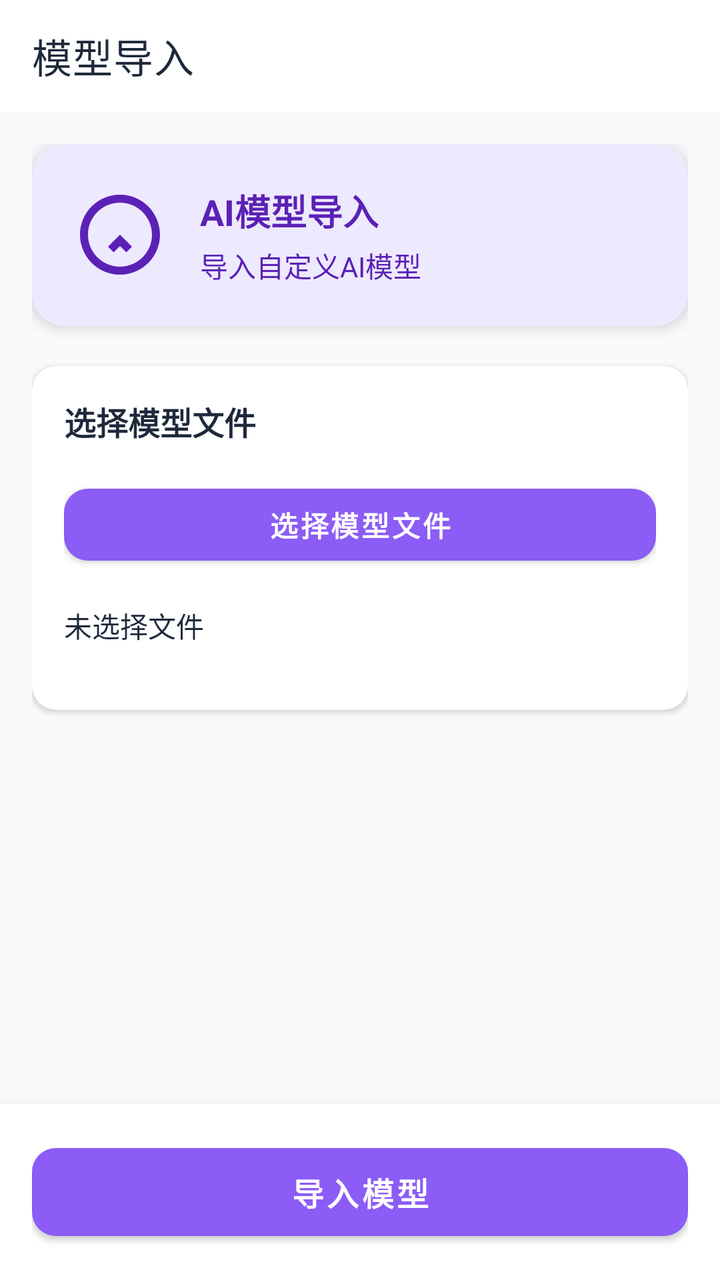
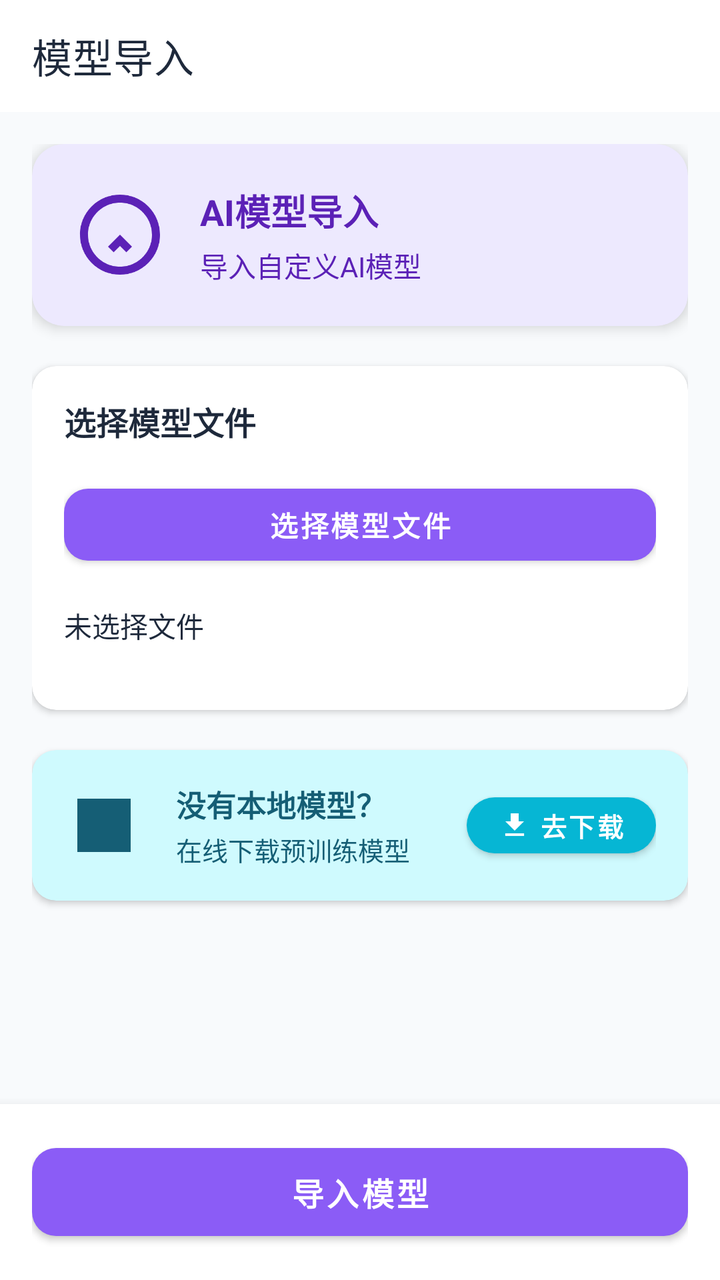

Compare the two renders of this Android layout. The source of the first and the diff that turns it into the second are given below.
<!-- AndroidManifest.xml: application theme Theme.OilQuizApp -->
<!-- res/layout/activity_model_import.xml -->
<?xml version="1.0" encoding="utf-8"?>
<LinearLayout xmlns:android="http://schemas.android.com/apk/res/android"
    xmlns:app="http://schemas.android.com/apk/res-auto"
    xmlns:tools="http://schemas.android.com/tools"
    android:layout_width="match_parent"
    android:layout_height="match_parent"
    android:orientation="vertical"
    android:background="@color/background"
    tools:context=".ui.activity.ModelImportActivity">

    <com.google.android.material.appbar.AppBarLayout
        android:layout_width="match_parent"
        android:layout_height="wrap_content"
        app:elevation="0dp">
        <androidx.appcompat.widget.Toolbar
            android:id="@+id/toolbar"
            android:layout_width="match_parent"
            android:layout_height="?attr/actionBarSize"
            android:background="@color/surface"
            app:title="模型导入"
            app:titleTextColor="@color/on_surface"/>
    </com.google.android.material.appbar.AppBarLayout>

    <ScrollView
        android:layout_width="match_parent"
        android:layout_height="0dp"
        android:layout_weight="1"
        android:fillViewport="true">
        
        <LinearLayout
            android:layout_width="match_parent"
            android:layout_height="wrap_content"
            android:orientation="vertical"
            android:padding="16dp">
            
            
            <com.google.android.material.card.MaterialCardView
                android:layout_width="match_parent"
                android:layout_height="wrap_content"
                app:cardElevation="4dp"
                app:cardBackgroundColor="@color/primary_container"
                app:cardCornerRadius="16dp"
                android:layout_marginBottom="20dp">
                
                <LinearLayout
                    android:layout_width="match_parent"
                    android:layout_height="wrap_content"
                    android:orientation="horizontal"
                    android:gravity="center_vertical"
                    android:padding="20dp">
                    
                    <ImageView
                        android:layout_width="48dp"
                        android:layout_height="48dp"
                        android:src="@drawable/ic_analyze"
                        android:tint="@color/on_primary_container"
                        android:layout_marginEnd="16dp" />
                    
                    <LinearLayout
                        android:layout_width="0dp"
                        android:layout_height="wrap_content"
                        android:layout_weight="1"
                        android:orientation="vertical">
                        
                        <TextView
                            android:layout_width="wrap_content"
                            android:layout_height="wrap_content"
                            android:text="AI模型导入"
                            android:textSize="18sp"
                            android:textStyle="bold"
                            android:textColor="@color/on_primary_container"
                            android:layout_marginBottom="4dp" />
                        
                        <TextView
                            android:layout_width="wrap_content"
                            android:layout_height="wrap_content"
                            android:text="导入自定义AI模型"
                            android:textSize="14sp"
                            android:textColor="@color/on_primary_container" />
                        
                    </LinearLayout>
                    
                </LinearLayout>
                
            </com.google.android.material.card.MaterialCardView>
            
            
            <com.google.android.material.card.MaterialCardView
                android:layout_width="match_parent"
                android:layout_height="wrap_content"
                app:cardElevation="2dp"
                app:cardBackgroundColor="@color/surface"
                app:cardCornerRadius="12dp"
                android:layout_marginBottom="20dp">
                
                <LinearLayout
                    android:layout_width="match_parent"
                    android:layout_height="wrap_content"
                    android:orientation="vertical"
                    android:padding="16dp">
                    
                    <TextView
                        android:layout_width="wrap_content"
                        android:layout_height="wrap_content"
                        android:text="选择模型文件"
                        android:textSize="16sp"
                        android:textStyle="bold"
                        android:textColor="@color/on_surface"
                        android:layout_marginBottom="16dp" />
                    
                    <com.google.android.material.button.MaterialButton
                        android:id="@+id/btn_select_model"
                        android:layout_width="match_parent"
                        android:layout_height="48dp"
                        android:text="选择模型文件"
                        android:textSize="14sp"
                        android:textStyle="bold"
                        app:backgroundTint="@color/primary"
                        android:textColor="@color/on_primary"
                        app:cornerRadius="12dp"
                        android:textAllCaps="false"
                        android:layout_marginBottom="16dp" />
                        
                    <TextView
                        android:id="@+id/tv_model_path"
                        android:layout_width="match_parent"
                        android:layout_height="wrap_content"
                        android:text="未选择文件"
                        android:textSize="14sp"
                        android:textColor="@color/on_surface"
                        android:layout_marginBottom="16dp" />
                        
                </LinearLayout>
                
            </com.google.android.material.card.MaterialCardView>
            
        </LinearLayout>
        
    </ScrollView>

    
    <LinearLayout
        android:layout_width="match_parent"
        android:layout_height="wrap_content"
        android:orientation="vertical"
        android:padding="16dp"
        android:background="@color/surface"
        android:elevation="8dp">
        
        <com.google.android.material.button.MaterialButton
            android:id="@+id/btn_import_model"
            android:layout_width="match_parent"
            android:layout_height="56dp"
            android:text="导入模型"
            android:textSize="16sp"
            android:textStyle="bold"
            app:backgroundTint="@color/primary"
            android:textColor="@color/on_primary"
            app:cornerRadius="12dp"
            android:textAllCaps="false" />
            
    </LinearLayout>
    
    
    <LinearLayout
        android:id="@+id/progress_container"
        android:layout_width="match_parent"
        android:layout_height="0dp"
        android:layout_weight="1"
        android:orientation="vertical"
        android:padding="16dp"
        android:visibility="gone">
        
        <TextView
            android:layout_width="wrap_content"
            android:layout_height="wrap_content"
            android:text="导入进度"
            android:textSize="18sp"
            android:textStyle="bold"
            android:textColor="@color/on_surface"
            android:layout_marginBottom="16dp" />
            
        <com.google.android.material.card.MaterialCardView
            android:layout_width="match_parent"
            android:layout_height="wrap_content"
            app:cardElevation="2dp"
            app:cardBackgroundColor="@color/surface"
            app:cardCornerRadius="12dp"
            android:layout_marginBottom="16dp">
            
            <LinearLayout
                android:layout_width="match_parent"
                android:layout_height="wrap_content"
                android:orientation="vertical"
                android:padding="16dp">
                
                <TextView
                    android:id="@+id/tv_import_progress"
                    android:layout_width="wrap_content"
                    android:layout_height="wrap_content"
                    android:text="正在导入模型..."
                    android:textSize="16sp"
                    android:textColor="@color/on_surface"
                    android:layout_marginBottom="12dp" />
                    
                <ProgressBar
                    android:id="@+id/progress_bar"
                    android:layout_width="match_parent"
                    android:layout_height="wrap_content"
                    android:progressDrawable="@drawable/progress_bar_primary"
                    android:max="100"
                    android:progress="0" />
                    
                <TextView
                    android:id="@+id/tv_progress_percentage"
                    android:layout_width="wrap_content"
                    android:layout_height="wrap_content"
                    android:text="0%"
                    android:textSize="14sp"
                    android:textColor="@color/on_surface_variant"
                    android:layout_gravity="end"
                    android:layout_marginTop="8dp" />
                    
            </LinearLayout>
            
        </com.google.android.material.card.MaterialCardView>
        
    </LinearLayout>

    
    <LinearLayout
        android:id="@+id/result_container"
        android:layout_width="match_parent"
        android:layout_height="0dp"
        android:layout_weight="1"
        android:orientation="vertical"
        android:padding="16dp"
        android:visibility="gone">
        
        <TextView
            android:layout_width="wrap_content"
            android:layout_height="wrap_content"
            android:text="导入结果"
            android:textSize="18sp"
            android:textStyle="bold"
            android:textColor="@color/on_surface"
            android:layout_marginBottom="16dp" />
            
        <com.google.android.material.card.MaterialCardView
            android:layout_width="match_parent"
            android:layout_height="wrap_content"
            app:cardElevation="2dp"
            app:cardBackgroundColor="@color/surface"
            app:cardCornerRadius="12dp"
            android:layout_marginBottom="16dp">
            
            <LinearLayout
                android:layout_width="match_parent"
                android:layout_height="wrap_content"
                android:orientation="vertical"
                android:padding="16dp">
                
                <TextView
                    android:id="@+id/tv_import_status"
                    android:layout_width="wrap_content"
                    android:layout_height="wrap_content"
                    android:text="导入状态: 成功"
                    android:textSize="16sp"
                    android:textStyle="bold"
                    android:textColor="@color/on_surface"
                    android:layout_marginBottom="8dp" />
                    
                <TextView
                    android:id="@+id/tv_import_message"
                    android:layout_width="wrap_content"
                    android:layout_height="wrap_content"
                    android:text="模型导入成功，已添加到模型列表"
                    android:textSize="14sp"
                    android:textColor="@color/on_surface_variant" />
                    
            </LinearLayout>
            
        </com.google.android.material.card.MaterialCardView>
        
    </LinearLayout>

    
    <LinearLayout
        android:id="@+id/actions_container"
        android:layout_width="match_parent"
        android:layout_height="wrap_content"
        android:orientation="horizontal"
        android:padding="16dp"
        android:background="@color/surface"
        android:elevation="8dp"
        android:visibility="gone">
        
        <com.google.android.material.button.MaterialButton
            android:id="@+id/btn_view_models"
            android:layout_width="0dp"
            android:layout_height="48dp"
            android:layout_weight="1"
            android:text="查看模型"
            android:textSize="14sp"
            android:textStyle="bold"
            app:backgroundTint="@color/primary"
            android:textColor="@color/on_primary"
            app:cornerRadius="12dp"
            android:textAllCaps="false"
            android:layout_marginEnd="8dp" />
            
        <com.google.android.material.button.MaterialButton
            android:id="@+id/btn_import_another"
            android:layout_width="0dp"
            android:layout_height="48dp"
            android:layout_weight="1"
            android:text="导入另一个"
            android:textSize="14sp"
            android:textStyle="bold"
            app:backgroundTint="@color/secondary"
            android:textColor="@color/on_secondary"
            app:cornerRadius="12dp"
            android:textAllCaps="false" />
            
    </LinearLayout>

</LinearLayout>
<!-- resources referenced by this layout -->
<resources>
  <color name="background">#F8FAFC</color>
  <color name="on_primary">#FFFFFF</color>
  <color name="on_primary_container">#5B21B6</color>
  <color name="on_secondary">#FFFFFF</color>
  <color name="on_surface">#1E293B</color>
  <color name="on_surface_variant">#64748B</color>
  <color name="primary">#8B5CF6</color>
  <color name="primary_container">#EDE9FE</color>
  <color name="secondary">#06B6D4</color>
  <color name="surface">#FFFFFF</color>
  <!-- drawable ic_analyze (drawable) -->
  <vector xmlns:android="http://schemas.android.com/apk/res/android"
      android:width="24dp"
      android:height="24dp"
      android:viewportWidth="24"
      android:viewportHeight="24"
      android:tint="?attr/colorPrimary">
    <path
        android:fillColor="@android:color/white"
        android:pathData="M12,2C6.48,2 2,6.48 2,12s4.48,10 10,10 10,-4.48 10,-10S17.52,2 12,2zM12,20c-4.41,0 -8,-3.59 -8,-8s3.59,-8 8,-8 8,3.59 8,8 -3.59,8 -8,8zM12,12l-3,3 1.41,1.41L12,14.83l1.59,1.58L15,15l-3,-3z"/>
  </vector>
  <!-- drawable progress_bar_primary (drawable) -->
  <?xml version="1.0" encoding="utf-8"?>
  <layer-list xmlns:android="http://schemas.android.com/apk/res/android">
      
      <item android:id="@android:id/background">
          <shape android:shape="rectangle">
              <corners android:radius="4dp" />
              <solid android:color="@color/surface_variant" />
          </shape>
      </item>
      
      <item android:id="@android:id/progress">
          <clip>
              <shape android:shape="rectangle">
                  <corners android:radius="4dp" />
                  <solid android:color="@color/primary" />
              </shape>
          </clip>
      </item>
  </layer-list>
  <style name="Theme.OilQuizApp" parent="Theme.OilQuizApp.Base" />
  <color name="surface_variant">#F1F5F9</color>
  <color name="primary_dark">#7C3AED</color>
  <color name="secondary_container">#CFFAFE</color>
  <color name="error">#EF4444</color>
  <color name="on_error">#FFFFFF</color>
  <color name="on_background">#1E293B</color>
  <!-- unchanged entries left out for length: 1 -->
</resources>

<!-- the commit's change to res/layout/activity_model_import.xml (unified diff, before → after) -->
@@ -134,6 +134,72 @@
                 
             </com.google.android.material.card.MaterialCardView>
             
+            
+            <com.google.android.material.card.MaterialCardView
+                android:layout_width="match_parent"
+                android:layout_height="wrap_content"
+                app:cardElevation="2dp"
+                app:cardBackgroundColor="@color/secondary_container"
+                app:cardCornerRadius="12dp"
+                android:layout_marginBottom="20dp">
+                
+                <LinearLayout
+                    android:layout_width="match_parent"
+                    android:layout_height="wrap_content"
+                    android:orientation="horizontal"
+                    android:gravity="center_vertical"
+                    android:padding="16dp">
+                    
+                    <ImageView
+                        android:layout_width="40dp"
+                        android:layout_height="40dp"
+                        android:src="@drawable/ic_ai_download"
+                        android:tint="@color/on_secondary_container"
+                        android:layout_marginEnd="16dp" />
+                    
+                    <LinearLayout
+                        android:layout_width="0dp"
+                        android:layout_height="wrap_content"
+                        android:layout_weight="1"
+                        android:orientation="vertical">
+                        
+                        <TextView
+                            android:layout_width="wrap_content"
+                            android:layout_height="wrap_content"
+                            android:text="没有本地模型？"
+                            android:textSize="15sp"
+                            android:textStyle="bold"
+                            android:textColor="@color/on_secondary_container"
+                            android:layout_marginBottom="2dp" />
+                        
+                        <TextView
+                            android:layout_width="wrap_content"
+                            android:layout_height="wrap_content"
+                            android:text="在线下载预训练模型"
+                            android:textSize="13sp"
+                            android:textColor="@color/on_secondary_container" />
+                        
+                    </LinearLayout>
+                    
+                    <com.google.android.material.button.MaterialButton
+                        android:id="@+id/btn_go_download"
+                        android:layout_width="wrap_content"
+                        android:layout_height="40dp"
+                        android:text="去下载"
+                        android:textSize="13sp"
+                        android:textStyle="bold"
+                        app:backgroundTint="@color/secondary"
+                        android:textColor="@color/on_secondary"
+                        app:cornerRadius="20dp"
+                        android:textAllCaps="false"
+                        app:icon="@drawable/ic_download"
+                        app:iconSize="16dp"
+                        app:iconPadding="4dp" />
+                    
+                </LinearLayout>
+                
+            </com.google.android.material.card.MaterialCardView>
+            
         </LinearLayout>
         
     </ScrollView>
<!-- resource entries referenced after the edit -->
@@ -4,12 +4,45 @@
   <color name="on_primary">#FFFFFF</color>
   <color name="on_primary_container">#5B21B6</color>
   <color name="on_secondary">#FFFFFF</color>
+  <color name="on_secondary_container">#155E75</color>
   <color name="on_surface">#1E293B</color>
   <color name="on_surface_variant">#64748B</color>
   <color name="primary">#8B5CF6</color>
   <color name="primary_container">#EDE9FE</color>
   <color name="secondary">#06B6D4</color>
   <color name="surface">#FFFFFF</color>
+  <!-- drawable ic_ai_download (drawable) -->
+  <?xml version="1.0" encoding="utf-8"?>
+  <vector xmlns:android="http://schemas.android.com/apk/res/android"
+      android:width="24dp"
+      android:height="24dp"
+      android:viewportWidth="24"
+      android:viewportHeight="24">
+      
+      <path
+          android:fillColor="@color/primary_container"
+          android:pathData="M4,4H20V20H4V4ZM6,6V18H18V6H6Z" />
+      
+      <path
+          android:fillColor="@color/primary"
+          android:pathData="M6,6H18V18H6V6Z" />
+      
+      <path
+          android:fillColor="@color/primary_light"
+          android:pathData="M8,18H16V20H8V18Z" />
+      
+      <path
+          android:fillColor="@color/secondary"
+          android:pathData="M12,5V14M12,14L8,10M12,14L16,10" />
+      
+      <path
+          android:fillColor="@color/success"
+          android:pathData="M11,5H13V14.5L10,11.5L8.5,13L12,16.5L15.5,13L14,11.5L11,14.5V5Z" />
+      
+      <path
+          android:fillColor="@color/tertiary"
+          android:pathData="M7,19H17V17H7V19Z" />
+  </vector>
   <!-- drawable ic_analyze (drawable) -->
   <vector xmlns:android="http://schemas.android.com/apk/res/android"
       android:width="24dp"
@@ -20,6 +53,17 @@
     <path
         android:fillColor="@android:color/white"
         android:pathData="M12,2C6.48,2 2,6.48 2,12s4.48,10 10,10 10,-4.48 10,-10S17.52,2 12,2zM12,20c-4.41,0 -8,-3.59 -8,-8s3.59,-8 8,-8 8,3.59 8,8 -3.59,8 -8,8zM12,12l-3,3 1.41,1.41L12,14.83l1.59,1.58L15,15l-3,-3z"/>
+  </vector>
+  <!-- drawable ic_download (drawable) -->
+  <?xml version="1.0" encoding="utf-8"?>
+  <vector xmlns:android="http://schemas.android.com/apk/res/android"
+      android:width="24dp"
+      android:height="24dp"
+      android:viewportWidth="24"
+      android:viewportHeight="24">
+      <path
+          android:fillColor="#000000"
+          android:pathData="M19,9h-4V3H9v6H5l7,7 7,-7zM5,18v2h14v-2H5z"/>
   </vector>
   <!-- drawable progress_bar_primary (drawable) -->
   <?xml version="1.0" encoding="utf-8"?>
@@ -42,6 +86,9 @@
       </item>
   </layer-list>
   <style name="Theme.OilQuizApp" parent="Theme.OilQuizApp.Base" />
+  <color name="primary_light">#A78BFA</color>
+  <color name="success">#10B981</color>
+  <color name="tertiary">#F59E0B</color>
   <color name="surface_variant">#F1F5F9</color>
   <color name="primary_dark">#7C3AED</color>
   <color name="secondary_container">#CFFAFE</color>
